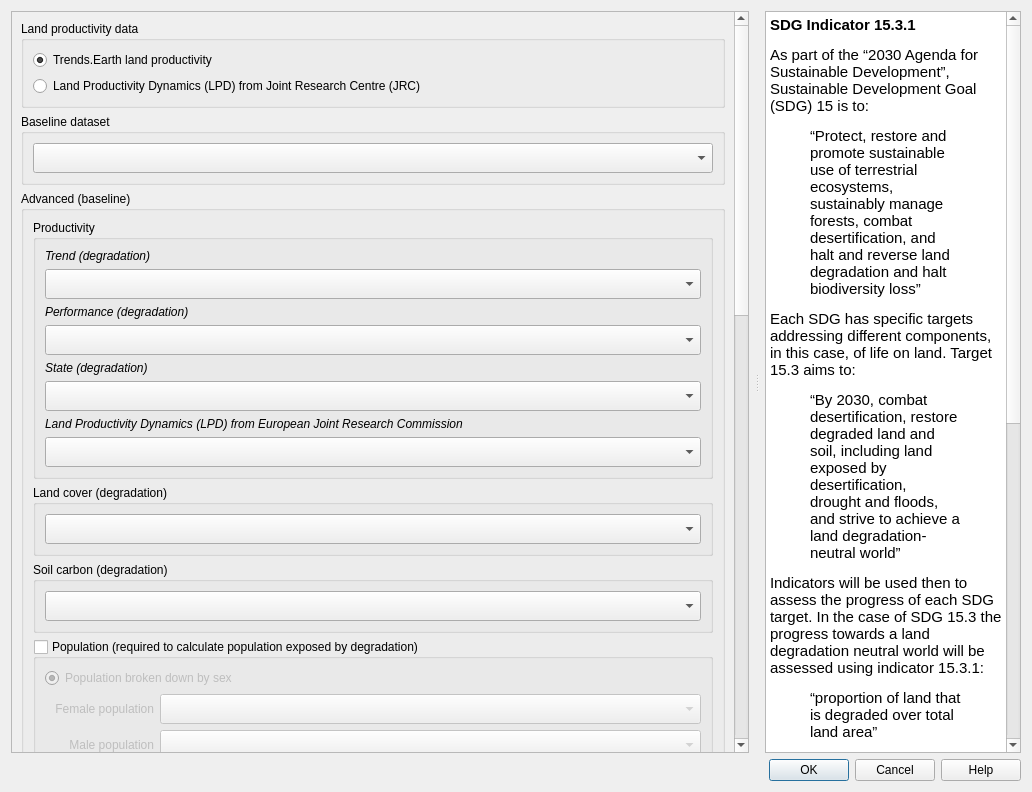
The window that LDMP/gui/DlgCalculateLDNSummaryTableAdmin.ui (ConservationInternational/trends.earth) describes before a commit, drawn with Qt 5.
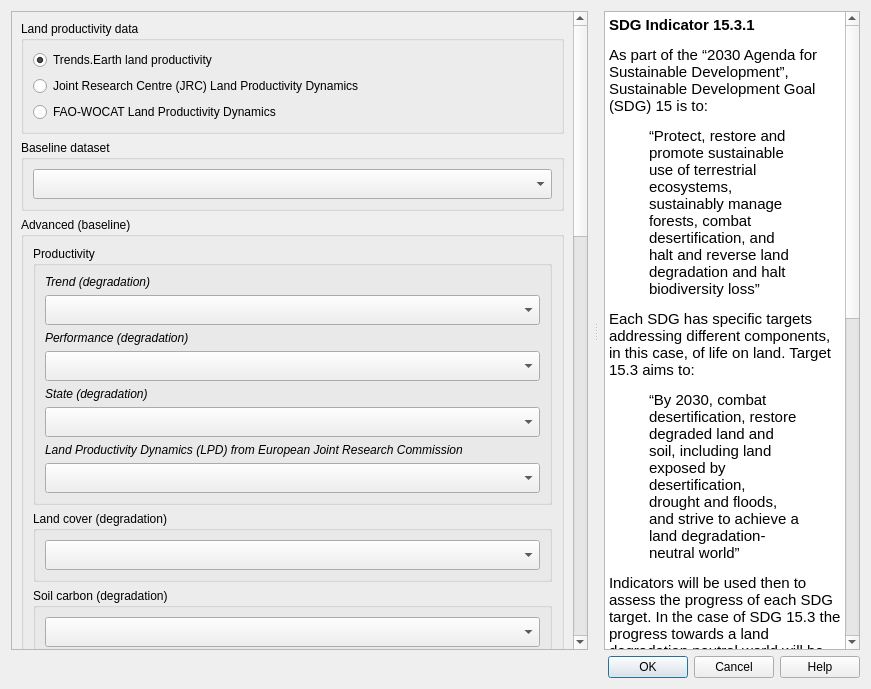
The same window after the commit. Custom widgets are drawn as their Qt base class.

Commit message: Add FAO WOCAT LPD to gui

```diff
--- a/LDMP/gui/DlgCalculateLDNSummaryTableAdmin.ui
+++ b/LDMP/gui/DlgCalculateLDNSummaryTableAdmin.ui
@@ -6,8 +6,8 @@
    <rect>
     <x>0</x>
     <y>0</y>
-    <width>1032</width>
-    <height>792</height>
+    <width>871</width>
+    <height>689</height>
    </rect>
   </property>
   <property name="sizePolicy">
@@ -67,8 +67,8 @@
            <rect>
             <x>0</x>
             <y>0</y>
-            <width>740</width>
-            <height>743</height>
+            <width>579</width>
+            <height>640</height>
            </rect>
           </property>
           <layout class="QVBoxLayout" name="verticalLayout_2">
@@ -91,7 +91,17 @@
               <item>
                <widget class="QRadioButton" name="radio_lpd_jrc">
                 <property name="text">
-                 <string>Land Productivity Dynamics (LPD) from Joint Research Centre (JRC)</string>
+                 <string>Joint Research Centre (JRC) Land Productivity Dynamics</string>
+                </property>
+                <property name="checked">
+                 <bool>false</bool>
+                </property>
+               </widget>
+              </item>
+              <item>
+               <widget class="QRadioButton" name="radio_lpd_fao_wocat">
+                <property name="text">
+                 <string>FAO-WOCAT Land Productivity Dynamics</string>
                 </property>
                 <property name="checked">
                  <bool>false</bool>
@@ -156,7 +166,7 @@
            <item>
             <widget class="QgsCollapsibleGroupBox" name="advanced_configuration_baseline">
              <property name="styleSheet">
-              <string notr="true">QgsCollapsibleGroupBoxBasic::title, QgsCollapsibleGroupBox::title {  subcontrol-origin: margin;  subcontrol-position: top left;  margin-left: 20px;  margin-right: 5px;  left: 0px;  top: 2px; }QgsCollapsibleGroupBoxBasic::title, QgsCollapsibleGroupBox::title {  subcontrol-origin: margin;  subcontrol-position: top left;  margin-left: 20px;  margin-right: 5px;  left: 0px;  top: 2px;}QgsCollapsibleGroupBoxBasic::title, QgsCollapsibleGroupBox::title {  subcontrol-origin: margin;  subcontrol-position: top left;  margin-left: 20px;  margin-right: 5px;  left: 0px;  top: 2px;}QgsCollapsibleGroupBoxBasic::title, QgsCollapsibleGroupBox::title {  subcontrol-origin: margin;  subcontrol-position: top left;  margin-left: 20px;  margin-right: 5px;  left: 0px;  top: 2px;}QgsCollapsibleGroupBoxBasic::title, QgsCollapsibleGroupBox::title {  subcontrol-origin: margin;  subcontrol-position: top left;  margin-left: 20px;  margin-right: 5px;  left: 0px;  top: 2px;}QgsCollapsibleGroupBoxBasic::title, QgsCollapsibleGroupBox::title {  subcontrol-origin: margin;  subcontrol-position: top left;  margin-left: 20px;  margin-right: 5px;  left: 0px;  top: 2px;}QgsCollapsibleGroupBoxBasic::title, QgsCollapsibleGroupBox::title {  subcontrol-origin: margin;  subcontrol-position: top left;  margin-left: 20px;  margin-right: 5px;  left: 0px;  top: 2px;}QgsCollapsibleGroupBoxBasic::title, QgsCollapsibleGroupBox::title {  subcontrol-origin: margin;  subcontrol-position: top left;  margin-left: 20px;  margin-right: 5px;  left: 0px;  top: 2px;}QgsCollapsibleGroupBoxBasic::title, QgsCollapsibleGroupBox::title {  subcontrol-origin: margin;  subcontrol-position: top left;  margin-left: 20px;  margin-right: 5px;  left: 0px;  top: 2px;}QgsCollapsibleGroupBoxBasic::title, QgsCollapsibleGroupBox::title {  subcontrol-origin: margin;  subcontrol-position: top left;  margin-left: 20px;  margin-right: 5px;  left: 0px;  top: 2px;}QgsCollapsibleGroupBoxBasic::title, QgsCollapsibleGroupBox::title {  subcontrol-origin: margin;  subcontrol-position: top left;  margin-left: 20px;  margin-right: 5px;  left: 0px;  top: 1px;}QgsCollapsibleGroupBoxBasic::title, QgsCollapsibleGroupBox::title {  subcontrol-origin: margin;  subcontrol-position: top left;  margin-left: 20px;  margin-right: 5px;  left: 0px;  top: 1px;}QgsCollapsibleGroupBoxBasic::title, QgsCollapsibleGroupBox::title {  subcontrol-origin: margin;  subcontrol-position: top left;  margin-left: 20px;  margin-right: 5px;  left: 0px;  top: 1px;}QgsCollapsibleGroupBoxBasic::title, QgsCollapsibleGroupBox::title {  subcontrol-origin: margin;  subcontrol-position: top left;  margin-left: 20px;  margin-right: 5px;  left: 0px;  top: 1px;}QgsCollapsibleGroupBoxBasic::title, QgsCollapsibleGroupBox::title {  subcontrol-origin: margin;  subcontrol-position: top left;  margin-left: 20px;  margin-right: 5px;  left: 0px;  top: 1px;}QgsCollapsibleGroupBoxBasic::title, QgsCollapsibleGroupBox::title {  subcontrol-origin: margin;  subcontrol-position: top left;  margin-left: 20px;  margin-right: 5px;  left: 0px;  top: 1px;}QgsCollapsibleGroupBoxBasic::title, QgsCollapsibleGroupBox::title {  subcontrol-origin: margin;  subcontrol-position: top left;  margin-left: 20px;  margin-right: 5px;  left: 0px;  top: 4px;}QgsCollapsibleGroupBoxBasic::title, QgsCollapsibleGroupBox::title {  subcontrol-origin: margin;  subcontrol-position: top left;  margin-left: 20px;  margin-right: 5px;  left: 0px;  top: 1px;}QgsCollapsibleGroupBoxBasic::title, QgsCollapsibleGroupBox::title {  subcontrol-origin: margin;  subcontrol-position: top left;  margin-left: 20px;  margin-right: 5px;  left: 0px;  top: 1px;}QgsCollapsibleGroupBoxBasic::title, QgsCollapsibleGroupBox::title {  subcontrol-origin: margin;  subcontrol-position: top left;  margin-left: 20px;  margin-right: 5px;  left: 0px;  top: 1px;}QgsCollapsibleGroupBoxBasic::title, QgsCollapsibleGroupBox::title {  subcontrol-origin: margin;  subcontrol-position: top left;  margin-left: 20px;  margin-right: 5px;  left: 0px;  top: 1px;}QgsCollapsibleGroupBoxBasic::title, QgsCollapsibleGroupBox::title {  subcontrol-origin: margin;  subcontrol-position: top left;  margin-left: 20px;  margin-right: 5px;  left: 0px;  top: 2px;}QgsCollapsibleGroupBoxBasic::title, QgsCollapsibleGroupBox::title {  subcontrol-origin: margin;  subcontrol-position: top left;  margin-left: 20px;  margin-right: 5px;  left: 0px;  top: 2px;}QgsCollapsibleGroupBoxBasic::title, QgsCollapsibleGroupBox::title {  subcontrol-origin: margin;  subcontrol-position: top left;  margin-left: 20px;  margin-right: 5px;  left: 0px;  top: 1px;}QgsCollapsibleGroupBoxBasic::title, QgsCollapsibleGroupBox::title {  subcontrol-origin: margin;  subcontrol-position: top left;  margin-left: 20px;  margin-right: 5px;  left: 0px;  top: 1px;}QgsCollapsibleGroupBoxBasic::title, QgsCollapsibleGroupBox::title {  subcontrol-origin: margin;  subcontrol-position: top left;  margin-left: 20px;  margin-right: 5px;  left: 0px;  top: 1px;}QgsCollapsibleGroupBoxBasic::title, QgsCollapsibleGroupBox::title {  subcontrol-origin: margin;  subcontrol-position: top left;  margin-left: 20px;  margin-right: 5px;  left: 0px;  top: 1px;}QgsCollapsibleGroupBoxBasic::title, QgsCollapsibleGroupBox::title {  subcontrol-origin: margin;  subcontrol-position: top left;  margin-left: 20px;  margin-right: 5px;  left: 0px;  top: 1px;} QgsCollapsibleGroupBoxBasic { border: none; }QgsCollapsibleGroupBoxBasic::title, QgsCollapsibleGroupBox::title {  subcontrol-origin: margin;  subcontrol-position: top left;  margin-left: 20px;  margin-right: 5px;  left: 0px;  top: 2px;}QgsCollapsibleGroupBoxBasic::title, QgsCollapsibleGroupBox::title {  subcontrol-origin: margin;  subcontrol-position: top left;  margin-left: 20px;  margin-right: 5px;  left: 0px;  top: 2px;}QgsCollapsibleGroupBoxBasic::title, QgsCollapsibleGroupBox::title {  subcontrol-origin: margin;  subcontrol-position: top left;  margin-left: 20px;  margin-right: 5px;  left: 0px;  top: 2px;}</string>
+              <string notr="true">QgsCollapsibleGroupBoxBasic::title, QgsCollapsibleGroupBox::title {  subcontrol-origin: margin;  subcontrol-position: top left;  margin-left: 20px;  margin-right: 5px;  left: 0px;  top: 2px; }QgsCollapsibleGroupBoxBasic::title, QgsCollapsibleGroupBox::title {  subcontrol-origin: margin;  subcontrol-position: top left;  margin-left: 20px;  margin-right: 5px;  left: 0px;  top: 2px;}QgsCollapsibleGroupBoxBasic::title, QgsCollapsibleGroupBox::title {  subcontrol-origin: margin;  subcontrol-position: top left;  margin-left: 20px;  margin-right: 5px;  left: 0px;  top: 2px;}QgsCollapsibleGroupBoxBasic::title, QgsCollapsibleGroupBox::title {  subcontrol-origin: margin;  subcontrol-position: top left;  margin-left: 20px;  margin-right: 5px;  left: 0px;  top: 2px;}QgsCollapsibleGroupBoxBasic::title, QgsCollapsibleGroupBox::title {  subcontrol-origin: margin;  subcontrol-position: top left;  margin-left: 20px;  margin-right: 5px;  left: 0px;  top: 2px;}QgsCollapsibleGroupBoxBasic::title, QgsCollapsibleGroupBox::title {  subcontrol-origin: margin;  subcontrol-position: top left;  margin-left: 20px;  margin-right: 5px;  left: 0px;  top: 2px;}QgsCollapsibleGroupBoxBasic::title, QgsCollapsibleGroupBox::title {  subcontrol-origin: margin;  subcontrol-position: top left;  margin-left: 20px;  margin-right: 5px;  left: 0px;  top: 2px;}QgsCollapsibleGroupBoxBasic::title, QgsCollapsibleGroupBox::title {  subcontrol-origin: margin;  subcontrol-position: top left;  margin-left: 20px;  margin-right: 5px;  left: 0px;  top: 2px;}QgsCollapsibleGroupBoxBasic::title, QgsCollapsibleGroupBox::title {  subcontrol-origin: margin;  subcontrol-position: top left;  margin-left: 20px;  margin-right: 5px;  left: 0px;  top: 2px;}QgsCollapsibleGroupBoxBasic::title, QgsCollapsibleGroupBox::title {  subcontrol-origin: margin;  subcontrol-position: top left;  margin-left: 20px;  margin-right: 5px;  left: 0px;  top: 2px;}QgsCollapsibleGroupBoxBasic::title, QgsCollapsibleGroupBox::title {  subcontrol-origin: margin;  subcontrol-position: top left;  margin-left: 20px;  margin-right: 5px;  left: 0px;  top: 1px;}QgsCollapsibleGroupBoxBasic::title, QgsCollapsibleGroupBox::title {  subcontrol-origin: margin;  subcontrol-position: top left;  margin-left: 20px;  margin-right: 5px;  left: 0px;  top: 1px;}QgsCollapsibleGroupBoxBasic::title, QgsCollapsibleGroupBox::title {  subcontrol-origin: margin;  subcontrol-position: top left;  margin-left: 20px;  margin-right: 5px;  left: 0px;  top: 1px;}QgsCollapsibleGroupBoxBasic::title, QgsCollapsibleGroupBox::title {  subcontrol-origin: margin;  subcontrol-position: top left;  margin-left: 20px;  margin-right: 5px;  left: 0px;  top: 1px;}QgsCollapsibleGroupBoxBasic::title, QgsCollapsibleGroupBox::title {  subcontrol-origin: margin;  subcontrol-position: top left;  margin-left: 20px;  margin-right: 5px;  left: 0px;  top: 1px;}QgsCollapsibleGroupBoxBasic::title, QgsCollapsibleGroupBox::title {  subcontrol-origin: margin;  subcontrol-position: top left;  margin-left: 20px;  margin-right: 5px;  left: 0px;  top: 1px;}QgsCollapsibleGroupBoxBasic::title, QgsCollapsibleGroupBox::title {  subcontrol-origin: margin;  subcontrol-position: top left;  margin-left: 20px;  margin-right: 5px;  left: 0px;  top: 4px;}QgsCollapsibleGroupBoxBasic::title, QgsCollapsibleGroupBox::title {  subcontrol-origin: margin;  subcontrol-position: top left;  margin-left: 20px;  margin-right: 5px;  left: 0px;  top: 1px;}QgsCollapsibleGroupBoxBasic::title, QgsCollapsibleGroupBox::title {  subcontrol-origin: margin;  subcontrol-position: top left;  margin-left: 20px;  margin-right: 5px;  left: 0px;  top: 1px;}QgsCollapsibleGroupBoxBasic::title, QgsCollapsibleGroupBox::title {  subcontrol-origin: margin;  subcontrol-position: top left;  margin-left: 20px;  margin-right: 5px;  left: 0px;  top: 1px;}QgsCollapsibleGroupBoxBasic::title, QgsCollapsibleGroupBox::title {  subcontrol-origin: margin;  subcontrol-position: top left;  margin-left: 20px;  margin-right: 5px;  left: 0px;  top: 1px;}QgsCollapsibleGroupBoxBasic::title, QgsCollapsibleGroupBox::title {  subcontrol-origin: margin;  subcontrol-position: top left;  margin-left: 20px;  margin-right: 5px;  left: 0px;  top: 2px;}QgsCollapsibleGroupBoxBasic::title, QgsCollapsibleGroupBox::title {  subcontrol-origin: margin;  subcontrol-position: top left;  margin-left: 20px;  margin-right: 5px;  left: 0px;  top: 2px;}QgsCollapsibleGroupBoxBasic::title, QgsCollapsibleGroupBox::title {  subcontrol-origin: margin;  subcontrol-position: top left;  margin-left: 20px;  margin-right: 5px;  left: 0px;  top: 1px;}QgsCollapsibleGroupBoxBasic::title, QgsCollapsibleGroupBox::title {  subcontrol-origin: margin;  subcontrol-position: top left;  margin-left: 20px;  margin-right: 5px;  left: 0px;  top: 1px;}QgsCollapsibleGroupBoxBasic::title, QgsCollapsibleGroupBox::title {  subcontrol-origin: margin;  subcontrol-position: top left;  margin-left: 20px;  margin-right: 5px;  left: 0px;  top: 1px;}QgsCollapsibleGroupBoxBasic::title, QgsCollapsibleGroupBox::title {  subcontrol-origin: margin;  subcontrol-position: top left;  margin-left: 20px;  margin-right: 5px;  left: 0px;  top: 1px;}QgsCollapsibleGroupBoxBasic::title, QgsCollapsibleGroupBox::title {  subcontrol-origin: margin;  subcontrol-position: top left;  margin-left: 20px;  margin-right: 5px;  left: 0px;  top: 1px;} QgsCollapsibleGroupBoxBasic { border: none; }QgsCollapsibleGroupBoxBasic::title, QgsCollapsibleGroupBox::title {  subcontrol-origin: margin;  subcontrol-position: top left;  margin-left: 20px;  margin-right: 5px;  left: 0px;  top: 2px;}QgsCollapsibleGroupBoxBasic::title, QgsCollapsibleGroupBox::title {  subcontrol-origin: margin;  subcontrol-position: top left;  margin-left: 20px;  margin-right: 5px;  left: 0px;  top: 2px;}QgsCollapsibleGroupBoxBasic::title, QgsCollapsibleGroupBox::title {  subcontrol-origin: margin;  subcontrol-position: top left;  margin-left: 20px;  margin-right: 5px;  left: 0px;  top: 2px;}QgsCollapsibleGroupBoxBasic::title, QgsCollapsibleGroupBox::title {  subcontrol-origin: margin;  subcontrol-position: top left;  margin-left: 20px;  margin-right: 5px;  left: 0px;  top: 5px;}</string>
              </property>
              <property name="title">
               <string>Advanced (baseline)</string>
@@ -1275,7 +1285,7 @@
        <string>&lt;!DOCTYPE HTML PUBLIC &quot;-//W3C//DTD HTML 4.0//EN&quot; &quot;http://www.w3.org/TR/REC-html40/strict.dtd&quot;&gt;
 &lt;html&gt;&lt;head&gt;&lt;meta name=&quot;qrichtext&quot; content=&quot;1&quot; /&gt;&lt;style type=&quot;text/css&quot;&gt;
 p, li { white-space: pre-wrap; }
-&lt;/style&gt;&lt;/head&gt;&lt;body style=&quot; font-family:'MS Shell Dlg 2'; font-size:8.25pt; font-weight:400; font-style:normal;&quot;&gt;
+&lt;/style&gt;&lt;/head&gt;&lt;body style=&quot; font-family:'MS Shell Dlg 2'; font-size:5.5pt; font-weight:400; font-style:normal;&quot;&gt;
 &lt;p style=&quot; margin-top:18px; margin-bottom:12px; margin-left:0px; margin-right:0px; -qt-block-indent:0; text-indent:0px;&quot;&gt;&lt;span style=&quot; font-family:'Ubuntu'; font-size:11pt; font-weight:600;&quot;&gt;SDG Indicator 15.3.1&lt;/span&gt;&lt;/p&gt;
 &lt;p style=&quot; margin-top:12px; margin-bottom:12px; margin-left:0px; margin-right:0px; -qt-block-indent:0; text-indent:0px;&quot;&gt;&lt;span style=&quot; font-family:'Ubuntu'; font-size:11pt;&quot;&gt;As part of the “2030 Agenda for Sustainable Development”, Sustainable Development Goal (SDG) 15 is to:&lt;/span&gt;&lt;/p&gt;
 &lt;p style=&quot; margin-top:12px; margin-bottom:12px; margin-left:40px; margin-right:40px; -qt-block-indent:0; text-indent:0px;&quot;&gt;&lt;span style=&quot; font-family:'Ubuntu'; font-size:11pt;&quot;&gt;“Protect, restore and promote sustainable use of terrestrial ecosystems, sustainably manage forests, combat desertification, and halt and reverse land degradation and halt biodiversity loss”&lt;/span&gt;&lt;/p&gt;
```
Left out of the diff: 6 changed lines with no effect on the pictures. The commit also changes 1 other file.
